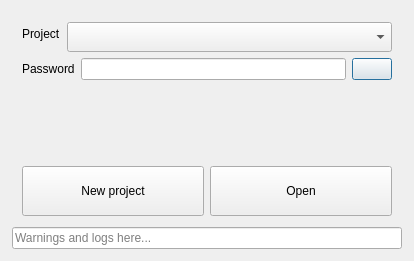
Above: App/ui_files/projects_dialog.ui from Wizard-collab/Wizard before the change. Below: the same form after it.
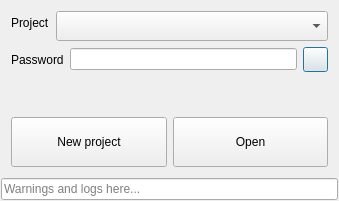
That is the form after the change.

Commit message: Add password visibility btn to projects window

Patch:
```diff
--- a/App/ui_files/projects_dialog.ui
+++ b/App/ui_files/projects_dialog.ui
@@ -6,14 +6,26 @@
    <rect>
     <x>0</x>
     <y>0</y>
-    <width>414</width>
-    <height>261</height>
+    <width>339</width>
+    <height>201</height>
    </rect>
   </property>
   <property name="windowTitle">
    <string>Dialog</string>
   </property>
   <layout class="QHBoxLayout" name="horizontalLayout_3">
+   <property name="leftMargin">
+    <number>0</number>
+   </property>
+   <property name="topMargin">
+    <number>0</number>
+   </property>
+   <property name="rightMargin">
+    <number>0</number>
+   </property>
+   <property name="bottomMargin">
+    <number>0</number>
+   </property>
    <item>
     <layout class="QVBoxLayout" name="verticalLayout_2">
      <property name="spacing">
@@ -59,6 +71,12 @@
             </item>
             <item row="0" column="1">
              <widget class="QComboBox" name="projects_comboBox">
+              <property name="sizePolicy">
+               <sizepolicy hsizetype="Preferred" vsizetype="Fixed">
+                <horstretch>0</horstretch>
+                <verstretch>0</verstretch>
+               </sizepolicy>
+              </property>
               <property name="minimumSize">
                <size>
                 <width>0</width>
@@ -79,10 +97,29 @@
              </widget>
             </item>
             <item>
-             <widget class="QLineEdit" name="password_lineEdit"/>
+             <widget class="QLineEdit" name="password_lineEdit">
+              <property name="text">
+               <string/>
+              </property>
+              <property name="echoMode">
+               <enum>QLineEdit::Password</enum>
+              </property>
+             </widget>
             </item>
             <item>
              <widget class="QPushButton" name="password_visibility_pushButton">
+              <property name="minimumSize">
+               <size>
+                <width>25</width>
+                <height>25</height>
+               </size>
+              </property>
+              <property name="maximumSize">
+               <size>
+                <width>25</width>
+                <height>25</height>
+               </size>
+              </property>
               <property name="cursor">
                <cursorShape>PointingHandCursor</cursorShape>
               </property>
```
The commit also changes 2 other files.
